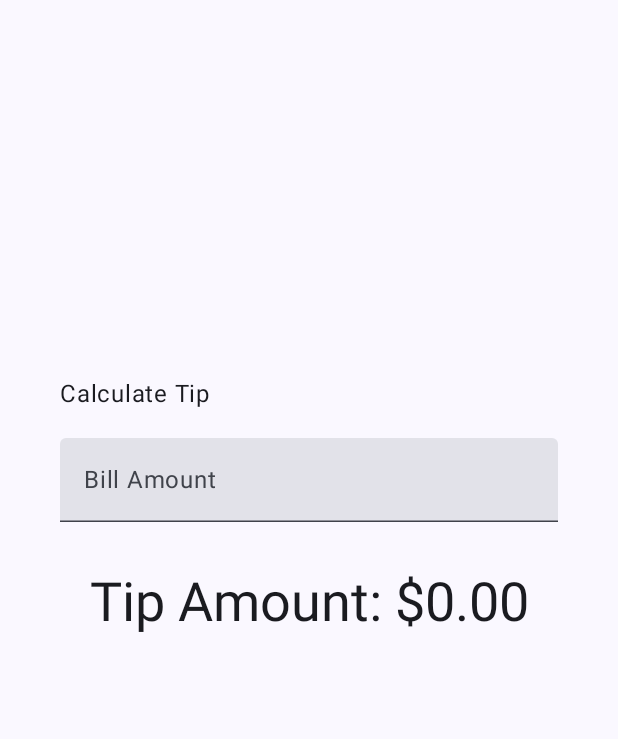
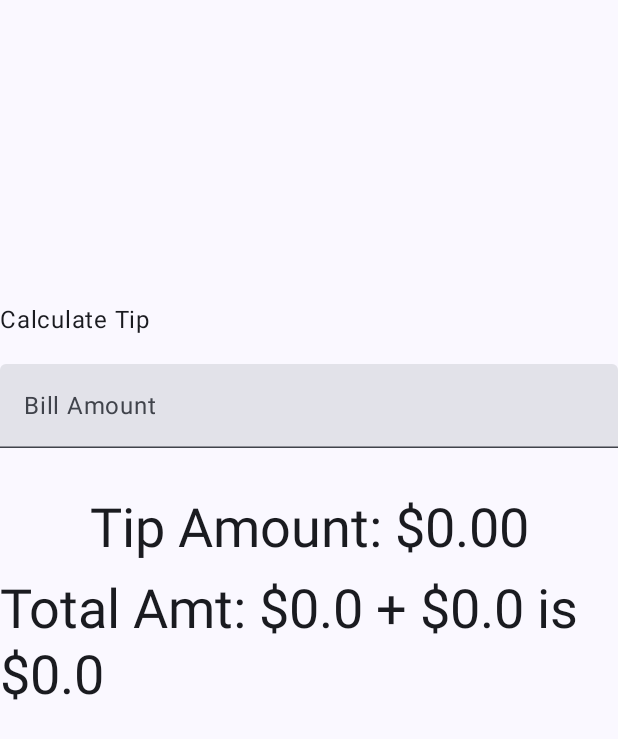
Before and after one commit to Developer-ShivaniSharma/Tip-Calculator, an Android app built with Jetpack Compose: the screen it shows after launch (MainActivity), on a phone screen of 412 x 824 dp. Shown: the top 739 px of the screen. Run offline under Robolectric (Android 15) with nearby library versions, the phone set to English and light mode, and no system bars.

Commit message:
Add - Calculate the Total Amount of Bill and Add Some comments

```diff
--- a/app/src/main/java/com/myapp/tipcalculator/MainActivity.kt
+++ b/app/src/main/java/com/myapp/tipcalculator/MainActivity.kt
@@ -14,7 +14,6 @@ import androidx.compose.foundation.layout.fillMaxSize
 import androidx.compose.foundation.layout.fillMaxWidth
 import androidx.compose.foundation.layout.height
 import androidx.compose.foundation.layout.padding
-import androidx.compose.foundation.layout.wrapContentSize
 import androidx.compose.foundation.text.KeyboardOptions
 import androidx.compose.material3.ExperimentalMaterial3Api
 import androidx.compose.material3.MaterialTheme
@@ -22,7 +21,6 @@ import androidx.compose.material3.Surface
 import androidx.compose.material3.Text
 import androidx.compose.material3.TextField
 import androidx.compose.runtime.Composable
-import androidx.compose.runtime.MutableState
 import androidx.compose.runtime.getValue
 import androidx.compose.runtime.mutableStateOf
 import androidx.compose.runtime.remember
@@ -30,11 +28,12 @@ import androidx.compose.runtime.setValue
 import androidx.compose.ui.Alignment
 import androidx.compose.ui.Modifier
 import androidx.compose.ui.res.stringResource
+import androidx.compose.ui.text.font.FontWeight
 import androidx.compose.ui.text.input.KeyboardType
 import androidx.compose.ui.tooling.preview.Preview
-import androidx.compose.ui.unit.dp
+import androidx.compose.ui.unit.sp
 import com.myapp.tipcalculator.ui.theme.TipCalculatorTheme
-import java.time.temporal.TemporalAmount
+import androidx.compose.ui.unit.dp as dp
 
 class MainActivity : ComponentActivity() {
     override fun onCreate(savedInstanceState: Bundle?) {
@@ -56,17 +55,17 @@ class MainActivity : ComponentActivity() {
 fun TipCalculator(modifier: Modifier = Modifier) {
     //The amountInput variable holds the state to display in UI.
     //We have use remember and mutableState.
-    // the value get updated each time so we have use mutablestate and remember is use to hold that value and update accordingly.
+    // the value get updated each time so we have use mutable state and remember is use to hold that value and update accordingly.
     var amountInput by remember { mutableStateOf("") }
     //We have add the amount variable in which we convert the user input value(String) to double or Null.
     // we have added the elvis operator ?:
     //If the user entered any invalid value then return null. The elvis operator calls and print 0.0
-    val amount = amountInput.toDoubleOrNull() ?: 0.0
+    val amount: Double = amountInput.toDoubleOrNull() ?: 0.0
     //We have add new tip variable which stores the calculate function and pass the amount.
-    val tip = calculateTip(amount)
+    val tip: Double = calculateTip(amount)
 
     Column(
-        modifier = Modifier.padding(40.dp),
+        modifier = Modifier.fillMaxSize(),
         verticalArrangement = Arrangement.Center,
         horizontalAlignment = Alignment.CenterHorizontally
     ) {
@@ -77,27 +76,37 @@ fun TipCalculator(modifier: Modifier = Modifier) {
                 .align(Alignment.Start)
         )
         EditNumberField(
-            value= amountInput,
-            onValueChange={amountInput=it},
-            modifier = Modifier
+            value = amountInput, onValueChange = { changedAmount ->
+                amountInput = changedAmount
+            }, modifier = Modifier
                 .padding(bottom = 32.dp)
                 .fillMaxWidth()
         )
         Text(
-            text = stringResource(R.string.tip_amount, tip),
+            text = stringResource(R.string.tip_amount, formatAmount(tip)),
+            style = MaterialTheme.typography.displaySmall,
+        )
+        Spacer(modifier = modifier.height(10.dp))
+        Text(
+            text = stringResource(R.string.total_amount, amount, tip, amount + tip),
             style = MaterialTheme.typography.displaySmall,
 
+
             )
-
         Spacer(modifier = Modifier.height(150.dp))
     }
 
 }
+
 //This calculateTip Function is use to calculate the Tip amount.
-private fun calculateTip(amt: Double, tipPercent: Double = 15.0): String {
-    val tip = tipPercent / 100 * amt
+private fun calculateTip(amt: Double, tipPercent: Double = 15.0): Double {
+    return (tipPercent * amt) / 100
+}
+
+// The FormatAmount function convert any amount into currency.
+private fun formatAmount(amounts: Double): String {
     //NumberFormat ,method is use to format the tip into currency
-    return NumberFormat.getCurrencyInstance().format(tip)
+    return NumberFormat.getCurrencyInstance().format(amounts)
 }
 
 @SuppressLint("UnrememberedMutableState")
--- a/app/src/main/res/values/strings.xml
+++ b/app/src/main/res/values/strings.xml
@@ -3,6 +3,7 @@
     <string name="calculate_tip">Calculate Tip</string>
     <string name="bill_Amount">Bill Amount</string>
     <string name="tip_amount">Tip Amount: %s</string>
+    <string name="total_amount">Total Amt: $%.1f + $%.1f is $%.1f</string>
 
 
 
```
